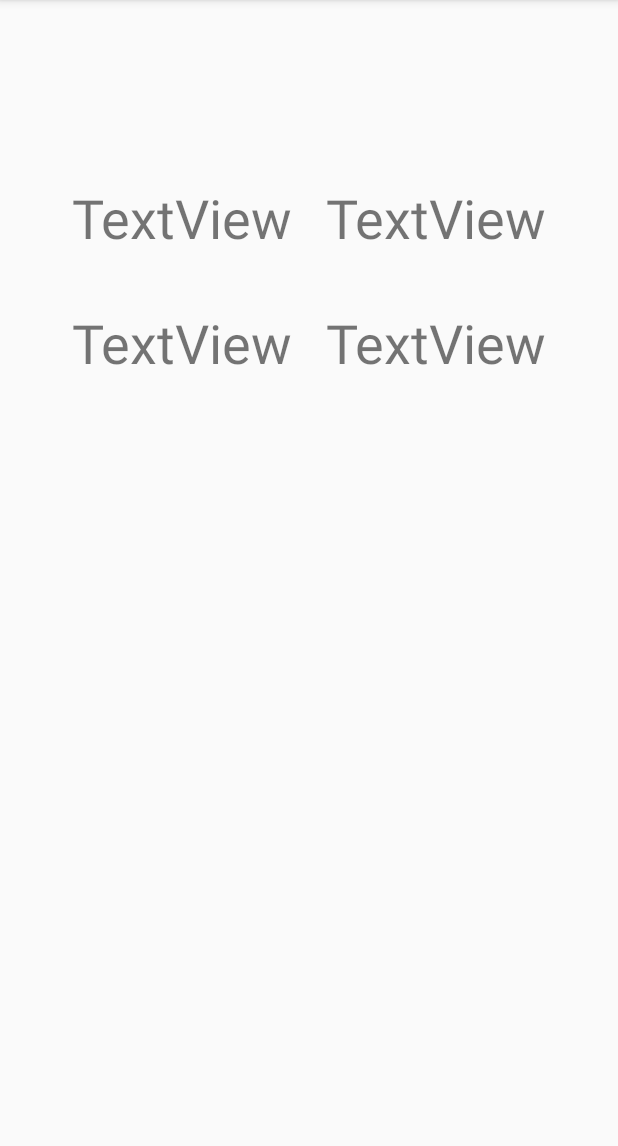
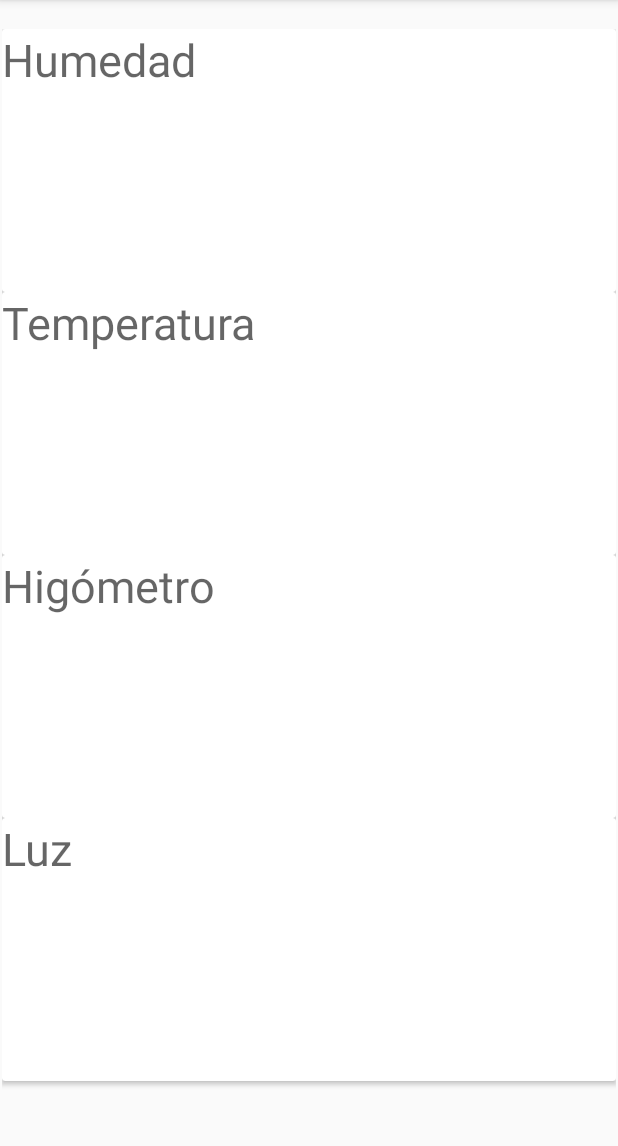
Before and after one commit to JosherBlack/MQTT_revengue, an Android app: the screen it shows after launch (MainActivity), on a phone screen of 412 x 824 dp, the part 84-1230 px from its top. Run offline under Robolectric (Android 15) with nearby library versions, the phone set to English and light mode, and no system bars; libraries missing offline, so code that uses them is left out: org.eclipse.paho; 4 statements that could not run were skipped.

Commit message:
Modificacion Estetica Agregado de Layouts

```diff
--- a/app/build.gradle
+++ b/app/build.gradle
@@ -41,6 +41,7 @@ dependencies {
     implementation fileTree(dir: "libs", include: ["*.jar"])
     implementation 'androidx.appcompat:appcompat:1.2.0'
     implementation 'androidx.constraintlayout:constraintlayout:2.0.1'
+    implementation 'androidx.cardview:cardview:1.0.0'
     testImplementation 'junit:junit:4.12'
     androidTestImplementation 'androidx.test.ext:junit:1.1.2'
     androidTestImplementation 'androidx.test.espresso:espresso-core:3.3.0'
--- a/app/src/main/res/layout/activity_main.xml
+++ b/app/src/main/res/layout/activity_main.xml
@@ -6,56 +6,72 @@
     android:layout_height="match_parent"
     tools:context=".MainActivity">
 
-    <TextView
-        android:id="@+id/tv1"
-        android:layout_width="wrap_content"
-        android:layout_height="wrap_content"
-        android:text="TextView"
-        android:textSize="36sp"
+    <RelativeLayout
+        android:layout_width="409dp"
+        android:layout_height="729dp"
+        android:layout_marginStart="1dp"
+        android:layout_marginLeft="1dp"
+        android:layout_marginTop="1dp"
+        android:layout_marginEnd="1dp"
+        android:layout_marginRight="1dp"
+        android:layout_marginBottom="1dp"
         app:layout_constraintBottom_toBottomOf="parent"
         app:layout_constraintEnd_toEndOf="parent"
-        app:layout_constraintHorizontal_bias="0.181"
         app:layout_constraintStart_toStartOf="parent"
-        app:layout_constraintTop_toTopOf="parent"
-        app:layout_constraintVertical_bias="0.168" />
+        app:layout_constraintTop_toTopOf="parent">
 
-    <TextView
-        android:id="@+id/tv2"
-        android:layout_width="wrap_content"
-        android:layout_height="wrap_content"
-        android:text="TextView"
-        android:textSize="36sp"
-        app:layout_constraintBottom_toBottomOf="parent"
-        app:layout_constraintEnd_toEndOf="parent"
-        app:layout_constraintHorizontal_bias="0.822"
-        app:layout_constraintStart_toStartOf="parent"
-        app:layout_constraintTop_toTopOf="parent"
-        app:layout_constraintVertical_bias="0.168" />
+        <LinearLayout
+            android:layout_width="match_parent"
+            android:layout_height="match_parent"
+            android:orientation="vertical">
 
-    <TextView
-        android:id="@+id/tv3"
-        android:layout_width="wrap_content"
-        android:layout_height="wrap_content"
-        android:text="TextView"
-        android:textSize="36sp"
-        app:layout_constraintBottom_toBottomOf="parent"
-        app:layout_constraintEnd_toEndOf="parent"
-        app:layout_constraintHorizontal_bias="0.181"
-        app:layout_constraintStart_toStartOf="parent"
-        app:layout_constraintTop_toTopOf="parent"
-        app:layout_constraintVertical_bias="0.284" />
+            <androidx.cardview.widget.CardView
+                android:layout_width="match_parent"
+                android:layout_height="175dp" >
 
-    <TextView
-        android:id="@+id/tv4"
-        android:layout_width="wrap_content"
-        android:layout_height="wrap_content"
-        android:text="TextView"
-        android:textSize="36sp"
-        app:layout_constraintBottom_toBottomOf="parent"
-        app:layout_constraintEnd_toEndOf="parent"
-        app:layout_constraintHorizontal_bias="0.822"
-        app:layout_constraintStart_toStartOf="parent"
-        app:layout_constraintTop_toTopOf="parent"
-        app:layout_constraintVertical_bias="0.284" />
+                <TextView
+                    android:id="@+id/tv1"
+                    android:layout_width="match_parent"
+                    android:layout_height="74dp"
+                    android:hint="Humedad"
+                    android:textSize="30sp" />
+            </androidx.cardview.widget.CardView>
 
+            <androidx.cardview.widget.CardView
+                android:layout_width="match_parent"
+                android:layout_height="175dp" >
+
+                <TextView
+                    android:id="@+id/tv2"
+                    android:layout_width="match_parent"
+                    android:layout_height="74dp"
+                    android:hint="Temperatura"
+                    android:textSize="30sp" />
+            </androidx.cardview.widget.CardView>
+
+            <androidx.cardview.widget.CardView
+                android:layout_width="match_parent"
+                android:layout_height="175dp" >
+
+                <TextView
+                    android:id="@+id/tv3"
+                    android:layout_width="match_parent"
+                    android:layout_height="74dp"
+                    android:hint="Higómetro"
+                    android:textSize="30sp" />
+            </androidx.cardview.widget.CardView>
+
+            <androidx.cardview.widget.CardView
+                android:layout_width="match_parent"
+                android:layout_height="175dp" >
+
+                <TextView
+                    android:id="@+id/tv4"
+                    android:layout_width="match_parent"
+                    android:layout_height="74dp"
+                    android:hint="Luz"
+                    android:textSize="30sp" />
+            </androidx.cardview.widget.CardView>
+        </LinearLayout>
+    </RelativeLayout>
 </androidx.constraintlayout.widget.ConstraintLayout>
```
